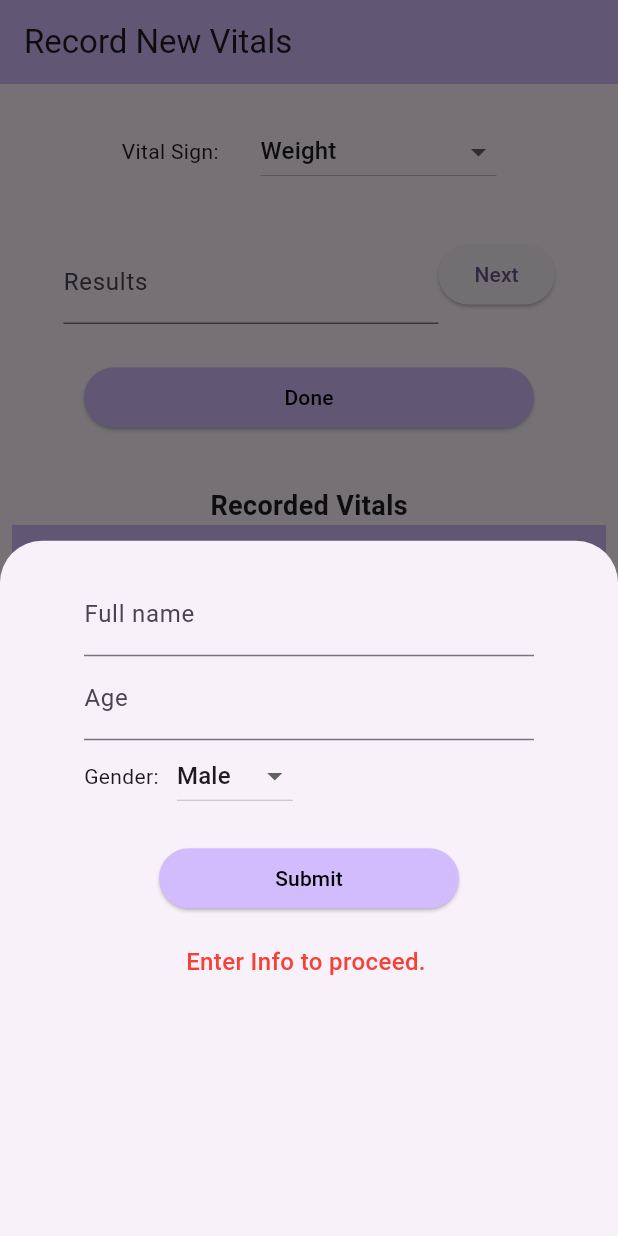
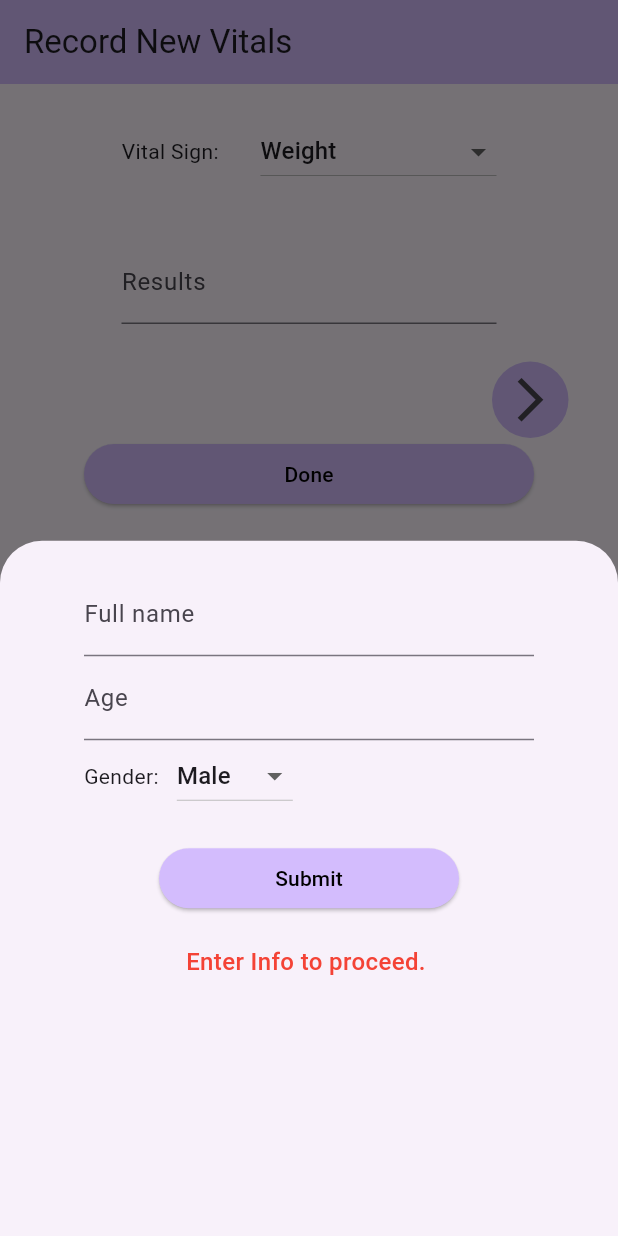
Before and after one commit to Kataali/smart-diagnosis, a Flutter app: the screen it shows after launch, on a phone screen of 412 x 824 dp. Run offline on Flutter 3.47's test engine with Material 3 defaults, Android fonts, the phone set to English and light mode, and no system bars.

Commit message:
improvement to app arch

```diff
--- /dev/null
+++ b/lib/constants/routes.dart
@@ -0,0 +1,14 @@
+import 'package:flutter/material.dart';
+import 'package:smart_health_diagnosis/pages/consultation_page.dart';
+import 'package:smart_health_diagnosis/pages/prediction_page.dart';
+import 'package:smart_health_diagnosis/pages/vitals_page.dart';
+
+class Routes {
+  Map<String, WidgetBuilder> getRoutes() {
+    return {
+      ConsultationPage.routeName: (context) => const ConsultationPage(),
+      PredictionPage.routeName: (context) => const PredictionPage(),
+      VitalsPage.routeName: (context) => const VitalsPage(),
+    };
+  }
+}
--- a/lib/main.dart
+++ b/lib/main.dart
@@ -1,5 +1,6 @@
 import 'package:flutter/material.dart';
 import 'package:provider/provider.dart';
+import 'package:smart_health_diagnosis/constants/routes.dart';
 import 'package:smart_health_diagnosis/pages/vitals_page.dart';
 
 import 'models/name_data.dart';
@@ -21,7 +22,9 @@ class MyApp extends StatelessWidget {
           colorScheme: ColorScheme.fromSeed(seedColor: Colors.deepPurple),
           useMaterial3: true,
         ),
-        home: const VitalsPage(title: 'Record New Vitals'),
+        routes: Routes().getRoutes(),
+        home: const VitalsPage(),
+
         // home: ConsultationPage(),
       ),
     );
--- a/lib/pages/prediction_page.dart
+++ b/lib/pages/prediction_page.dart
@@ -1,6 +1,8 @@
 import 'package:flutter/material.dart';
 
 class PredictionPage extends StatefulWidget {
+  static const routeName = "/prediction_page";
+
   const PredictionPage({super.key});
 
   @override
--- a/lib/pages/vitals_page.dart
+++ b/lib/pages/vitals_page.dart
@@ -6,11 +6,14 @@ import 'package:provider/provider.dart';
 import 'package:smart_health_diagnosis/models/name_data.dart';
 import 'package:smart_health_diagnosis/pages/consultation_page.dart';
 import 'package:smart_health_diagnosis/pages/user_info_page.dart';
+import 'package:smart_health_diagnosis/widgets/route_button.dart';
 
 class VitalsPage extends StatefulWidget {
-  const VitalsPage({super.key, required this.title});
+  static const routeName = "/vitals_page";
 
-  final String title;
+  const VitalsPage({
+    super.key,
+  });
 
   @override
   State<VitalsPage> createState() => _VitalsPageState();
@@ -71,9 +74,10 @@ class _VitalsPageState extends State<VitalsPage> {
     return Scaffold(
       appBar: AppBar(
         backgroundColor: Theme.of(context).colorScheme.inversePrimary,
-        title: Text(widget.title),
+        title: const Text('Record New Vitals'),
       ),
-      body: Padding(
+      body: SingleChildScrollView(
+        child: Padding(
           padding: const EdgeInsets.symmetric(horizontal: 8.0),
           child: Column(
             mainAxisAlignment: MainAxisAlignment.start,
@@ -103,9 +107,6 @@ class _VitalsPageState extends State<VitalsPage> {
                   ],
                 ),
               ),
-            Row(
-              mainAxisAlignment: MainAxisAlignment.center,
-              children: [
               Padding(
                 padding: const EdgeInsets.fromLTRB(0, 35, 0, 25),
                 child: SizedBox(
@@ -116,9 +117,14 @@ class _VitalsPageState extends State<VitalsPage> {
                   ),
                 ),
               ),
-                ElevatedButton(
-                  onPressed: () {},
-                  child: const Text("Next"),
+              Row(
+                mainAxisAlignment: MainAxisAlignment.end,
+                children: [
+                  Padding(
+                    padding: const EdgeInsets.only(right: 25.0),
+                    child: RouteButton(onPressed: () {
+                      Navigator.pushNamed(context, ConsultationPage.routeName);
+                    }),
                   ),
                 ],
               ),
@@ -127,13 +133,6 @@ class _VitalsPageState extends State<VitalsPage> {
                 child: ElevatedButton(
                   onPressed: () {
                     // addVitals();
-
-                  Navigator.push(
-                    context,
-                    MaterialPageRoute(
-                      builder: (context) => ConsultationPage(),
-                    ),
-                  );
                     resultController.clear();
                   },
                   style: ButtonStyle(
@@ -213,6 +212,7 @@ class _VitalsPageState extends State<VitalsPage> {
                 ],
               )
             ],
+          ),
         ),
       ),
     );
--- /dev/null
+++ b/lib/widgets/route_button.dart
@@ -0,0 +1,24 @@
+import 'package:flutter/material.dart';
+
+class RouteButton extends StatelessWidget {
+  const RouteButton({
+    super.key,
+    required this.onPressed,
+  });
+  final Function() onPressed;
+
+  @override
+  Widget build(BuildContext context) {
+    return IconButton(
+      onPressed: onPressed,
+      icon: const Icon(
+        Icons.arrow_forward_ios_outlined,
+        size: 35,
+      ),
+      style: ButtonStyle(
+        backgroundColor: MaterialStatePropertyAll(
+            Theme.of(context).colorScheme.inversePrimary),
+      ),
+    );
+  }
+}
```
Also changed, not shown: lib/pages/consultation_page.dart (+15 -11 lines). Lines whose indentation alone changed are shown as unchanged.
